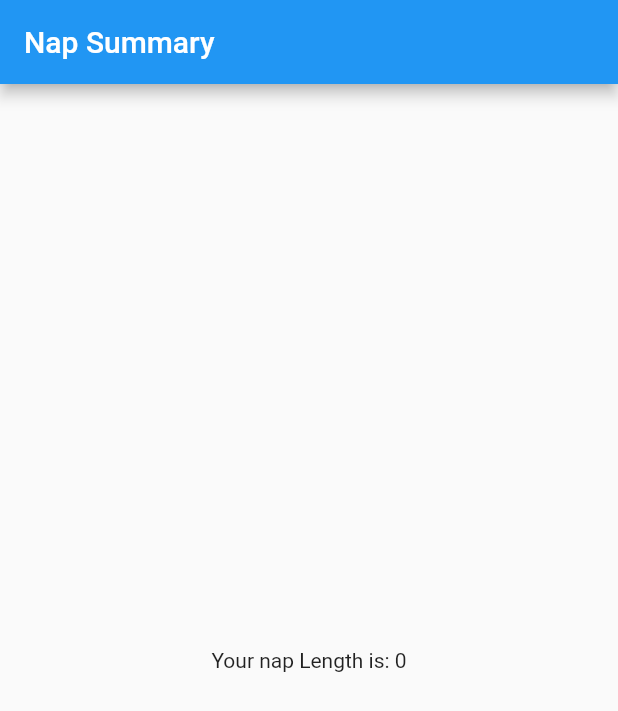
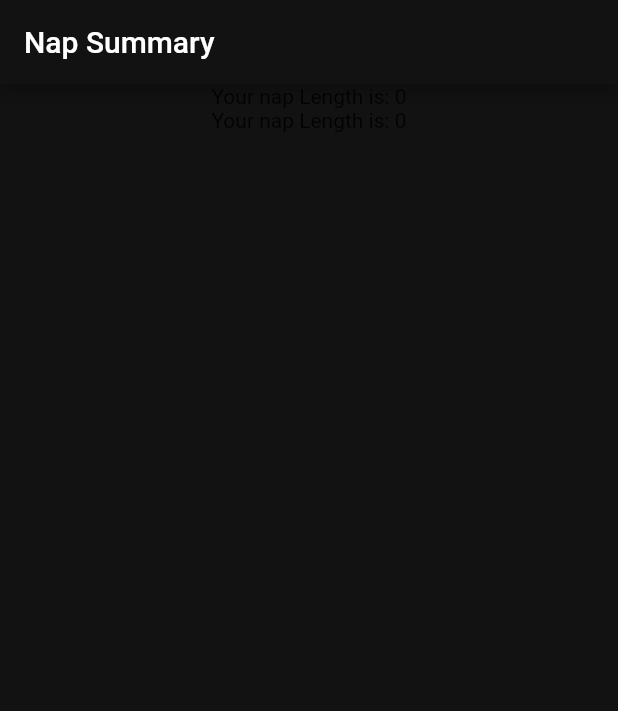
Before and after one commit to TimProctorAUT/NapApp, a Flutter app: the NapTimer screen opened directly with empty values, after a tap on "See Summary", on a phone screen of 412 x 824 dp. Shown: the top 711 px of the screen. Run offline on Flutter 3.47's test engine with Material 2 defaults, Android fonts, the phone set to English and light mode, and no system bars; missing offline and left inert: flutter_ringtone_player, vibrate.

Commit message:
Update testDataPage.dart

```diff
--- a/nap_app/lib/views/testDataPage.dart
+++ b/nap_app/lib/views/testDataPage.dart
@@ -1,5 +1,6 @@
 import 'package:flutter/material.dart';
-import 'package:flutter/services.dart';
+import 'package:first_app/views/napSettingPage.dart';
+
 
 class TestData extends StatefulWidget
 {
@@ -19,15 +20,30 @@ class _TestDataPageState extends State<TestData> {
   Widget build(BuildContext context) {
     return MaterialApp(
 
+      title: 'NapApp Menu Tests',
+      theme: ThemeData(
+        //Colors
+        primaryColor: Color.fromRGBO(18, 18, 18, 1),
+        scaffoldBackgroundColor: Color.fromRGBO(18, 18, 18, 1),
+        cardColor: Color.fromRGBO(18, 18, 18, 0.8),
+      ),
       home: Scaffold(
         appBar: AppBar(
           title: Text('Nap Summary'),
 
         ),
-        body: Center(
-        child: Text("Your nap Length is: ${widget.napLength}"),
+             body: Row(
+        mainAxisAlignment: MainAxisAlignment.center,
+        children: <Widget>[
+          Column(
+            children: <Widget>[
+              Text("Your nap Length is: ${widget.napLength}"),
+              Text("Your nap Length is: ${widget.napLimit}"),
+            ]
         )
+        ]
         ),
-      );
+      ),
+    );
   }
 }
```
